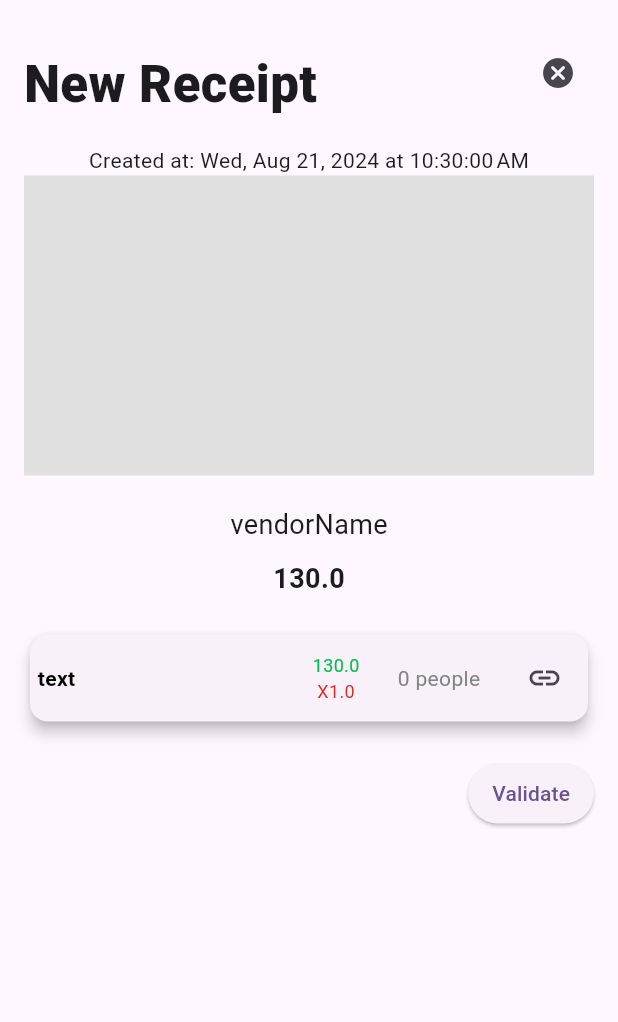
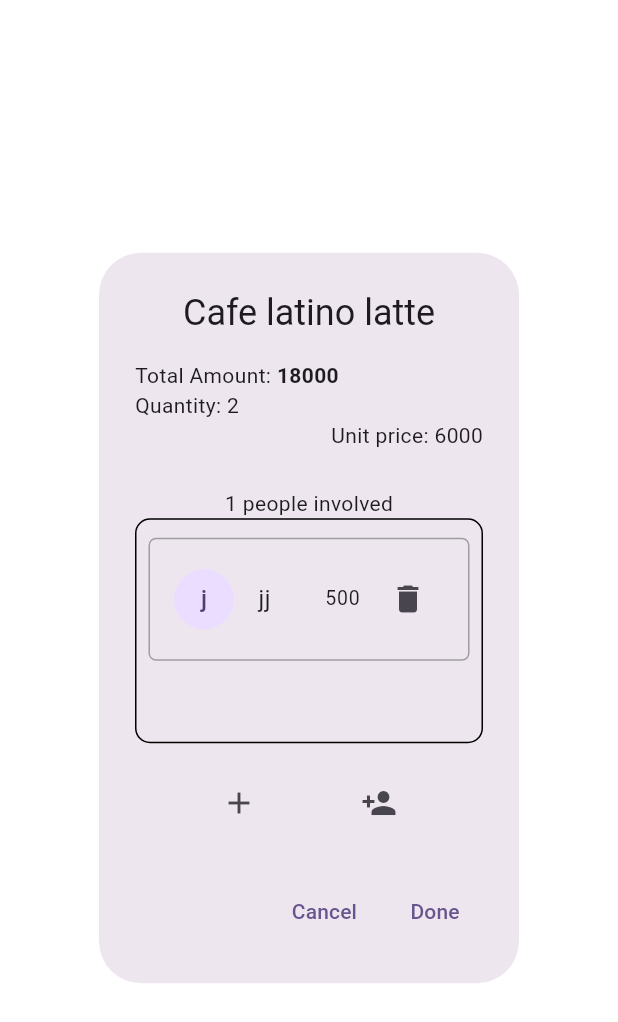
Before and after one commit to ahmed-debbech/divide_frontend, a Flutter app: the screen it shows after launch, after a tap on the "link" icon, on a phone screen of 412 x 824 dp. Shown: the top 1022 px of the screen. Run offline on Flutter 3.47's test engine with Material 3 defaults, Android fonts, the phone set to English and light mode, and no system bars; our stand-ins replace image_picker, logger, qr_flutter, shared_preferences; missing offline and left inert: dart:ffi, qr_code_scanner; key blocks and very long unbroken strings in the code were emptied for the run.

Commit message:
add linking button in division item

```diff
--- /dev/null
+++ b/lib/ui/common/DivisionPopup.dart
@@ -0,0 +1,323 @@
+import 'package:flutter/material.dart';
+
+
+
+class Person {
+  final String name;
+  final int amount;
+
+  Person({required this.name, required this.amount});
+}
+
+class CafeLatinoLattePopup extends StatelessWidget {
+  final List<Person> people;
+  final Function(String) addPerson;
+  final Function(Person) removePerson;
+
+  CafeLatinoLattePopup({
+    required this.people,
+    required this.addPerson,
+    required this.removePerson,
+  });
+
+  @override
+  Widget build(BuildContext context) {
+    return AlertDialog(
+      title: Center(
+        child: Text('Cafe latino latte'),
+      ),
+      content: Column(
+        mainAxisSize: MainAxisSize.min,
+        children: [
+          Align(
+            alignment: Alignment.topLeft,
+            child: Column(
+              crossAxisAlignment: CrossAxisAlignment.start,
+              children: [
+                Text.rich(
+                  TextSpan(
+                    text: 'Total Amount: ',
+                    children: [
+                      TextSpan(
+                        text: '18000',
+                        style: TextStyle(fontWeight: FontWeight.bold),
+                      ),
+                    ],
+                  ),
+                ),
+                Text('Quantity: 2'),
+              ],
+            ),
+          ),
+          Align(
+            alignment: Alignment.topRight,
+            child: Text('Unit price: 6000'),
+          ),
+          SizedBox(height: 25),
+          Text('${people.length} people involved'),
+          Container(
+            decoration: BoxDecoration(
+              border: Border.all(color: Colors.black),
+              borderRadius: BorderRadius.circular(10),
+            ),
+            padding: EdgeInsets.all(8),
+            height: 150, // Adjust height as needed
+            child: SingleChildScrollView(
+              child: Column(
+                children: people.map((person) {
+                  return PersonTile(
+                    person: person,
+                    removePerson: removePerson,
+                  );
+                }).toList(),
+              ),
+            ),
+          ),
+          SizedBox(height: 16),
+          Row(
+            mainAxisAlignment: MainAxisAlignment.spaceEvenly,
+            children: [
+              IconButton(
+                icon: Icon(Icons.add),
+                onPressed: () {
+                  showDialog(
+                    context: context,
+                    builder: (context) =>
+                        AddNonExistingUserPopup(addPerson: addPerson),
+                  );
+                },
+              ),
+              IconButton(
+                icon: Icon(Icons.person_add),
+                onPressed: () {
+                  showDialog(
+                    context: context,
+                    builder: (context) => AddFriendPopup(),
+                  );
+                },
+              ),
+            ],
+          ),
+        ],
+      ),
+      actions: [
+        TextButton(
+          onPressed: () => Navigator.pop(context),
+          child: Text('Cancel'),
+        ),
+        TextButton(
+          onPressed: () => Navigator.pop(context),
+          child: Text('Done'),
+        ),
+      ],
+    );
+  }
+}
+
+class PersonTile extends StatelessWidget {
+  final Person person;
+  final Function(Person) removePerson;
+
+  PersonTile({required this.person, required this.removePerson});
+
+  @override
+  Widget build(BuildContext context) {
+    return Container(
+      decoration: BoxDecoration(
+        border: Border.all(color: Colors.grey),
+        borderRadius: BorderRadius.circular(5),
+      ),
+      margin: EdgeInsets.symmetric(vertical: 4),
+      child: ListTile(
+        dense: true,
+        contentPadding: EdgeInsets.symmetric(horizontal: 16, vertical: 8),
+        leading: CircleAvatar(
+          child: Text(person.name[0]),
+        ),
+        title: Row(
+          children: [
+            Expanded(
+              child: Text(
+                person.name,
+                overflow: TextOverflow.visible,
+                maxLines: 1,
+                softWrap: false,
+                style: TextStyle(fontSize: 16),
+              ),
+            ),
+            SizedBox(
+                width:
+                    16), // Adjust spacing between name and amount/delete icon
+            Text(person.amount.toString()),
+            SizedBox(width: 8), // Adjust spacing between amount and delete icon
+            IconButton(
+              icon: Icon(Icons.delete),
+              onPressed: () => removePerson(person),
+            ),
+          ],
+        ),
+      ),
+    );
+  }
+}
+
+class AddNonExistingUserPopup extends StatefulWidget {
+  final Function(String) addPerson;
+
+  AddNonExistingUserPopup({required this.addPerson});
+
+  @override
+  _AddNonExistingUserPopupState createState() =>
+      _AddNonExistingUserPopupState();
+}
+
+class _AddNonExistingUserPopupState extends State<AddNonExistingUserPopup> {
+  String newName = '';
+
+  @override
+  Widget build(BuildContext context) {
+    return AlertDialog(
+      title: Center(
+        child: Text('Add a non-existing user'),
+      ),
+      content: Column(
+        mainAxisSize: MainAxisSize.min,
+        children: [
+          Align(
+            alignment: Alignment.centerLeft,
+            child: Text('Existing'),
+          ),
+          SizedBox(height: 8),
+          Container(
+            decoration: BoxDecoration(
+              border: Border.all(color: Colors.grey),
+              borderRadius: BorderRadius.circular(5),
+            ),
+            margin: EdgeInsets.symmetric(vertical: 4),
+            child: ListTile(
+              leading: CircleAvatar(
+                child: Text('N'),
+              ),
+              title: Text('Name Surname'),
+            ),
+          ),
+          SizedBox(height: 16),
+          Align(
+            alignment: Alignment.centerLeft,
+            child: Text('New'),
+          ),
+          SizedBox(height: 8),
+          TextField(
+            decoration: InputDecoration(hintText: 'Name'),
+            onChanged: (value) {
+              setState(() {
+                newName = value;
+              });
+            },
+          ),
+        ],
+      ),
+      actions: [
+        TextButton(
+          onPressed: () => Navigator.pop(context),
+          child: Text('Cancel'),
+        ),
+        TextButton(
+          onPressed: () {
+            widget.addPerson(newName);
+            Navigator.pop(context);
+          },
+          child: Text('Done'),
+        ),
+      ],
+    );
+  }
+}
+
+class AddFriendPopup extends StatelessWidget {
+  @override
+  Widget build(BuildContext context) {
+    return AlertDialog(
+      title: Center(
+        child: Text(
+          'Add a friend',
+          style: TextStyle(
+            fontWeight: FontWeight.bold,
+          ),
+        ),
+      ),
+      content: SingleChildScrollView(
+        child: Column(
+          mainAxisSize: MainAxisSize.min,
+          children: [
+            Container(
+              decoration: BoxDecoration(
+                border: Border.all(color: Colors.grey),
+                borderRadius: BorderRadius.circular(5),
+              ),
+              margin: EdgeInsets.symmetric(vertical: 4),
+              child: ListTile(
+                leading: CircleAvatar(
+                  child: Text('M'),
+                ),
+                title: Text('Myself'),
+              ),
+            ),
+            SizedBox(height: 16),
+            Align(
+              alignment: Alignment.centerLeft,
+              child: Text(
+                'Your friends',
+                style: TextStyle(
+                  fontSize: 20,
+                ),
+              ),
+            ),
+            SizedBox(height: 8),
+            // Wrap the list of friends in a SizedBox to limit height
+            SizedBox(
+              height: 150, // Adjust height as needed
+              child: SingleChildScrollView(
+                child: Column(
+                  mainAxisSize: MainAxisSize.min,
+                  children: [
+                    _buildFriendTile('Idriss'),
+                    _buildFriendTile('Ayadi'),
+                    // Add more _buildFriendTile widgets for additional names
+                  ],
+                ),
+              ),
+            ),
+            SizedBox(height: 16),
+          ],
+        ),
+      ),
+      actions: [
+        TextButton(
+          onPressed: () => Navigator.pop(context),
+          child: Text('Cancel'),
+        ),
+        TextButton(
+          onPressed: () => Navigator.pop(context),
+          child: Text('Done'),
+        ),
+      ],
+    );
+  }
+
+  Widget _buildFriendTile(String name) {
+    return Container(
+      decoration: BoxDecoration(
+        border: Border.all(color: Colors.grey),
+        borderRadius: BorderRadius.circular(5),
+      ),
+      margin: EdgeInsets.symmetric(vertical: 4),
+      child: ListTile(
+        leading: CircleAvatar(
+          child: Text(name[0]),
+        ),
+        title: Text(name),
+      ),
+    );
+  }
+}
--- a/lib/ui/common/SingleItem.dart
+++ b/lib/ui/common/SingleItem.dart
@@ -1,3 +1,4 @@
+import 'package:divide_frontend/ui/common/DivisionPopup.dart';
 import 'package:flutter/material.dart';
 
 class SingleItem extends StatefulWidget {
@@ -17,6 +18,13 @@ class SingleItem extends StatefulWidget {
 }
 
 class _SingleItemState extends State<SingleItem> {
+  void openDivisionPopup() {
+    Navigator.push(
+      context,
+      MaterialPageRoute(builder: (context) => CafeLatinoLattePopup(people: [new Person(amount: 500, name: "jj")], addPerson: (a){}, removePerson: (a){},)),
+    );
+  }
+
   @override
   Widget build(BuildContext context) {
     return Card(
@@ -59,7 +67,7 @@ class _SingleItemState extends State<SingleItem> {
                 const SizedBox(width: 8.0),
                 IconButton(
                   icon: Icon(Icons.link),
-                  onPressed: () {},
+                  onPressed: () {openDivisionPopup();},
                 ),
               ],
             )));
--- a/lib/ui/pages/NewReceiptPage.dart
+++ b/lib/ui/pages/NewReceiptPage.dart
@@ -46,6 +46,7 @@ class _NewReceiptPageState extends State<NewReceiptPage> {
   @override
   void initState() {
     super.initState();
+
     ReceiptItem ri = ReceiptItem(id: 0, description: 'description', discount: 0, total: 130, fullDescription: "", text: 'text', quantity: 1, weight: 0, tax: 1);
     List<ReceiptItem> line = [];
     line.add(ri);
```
